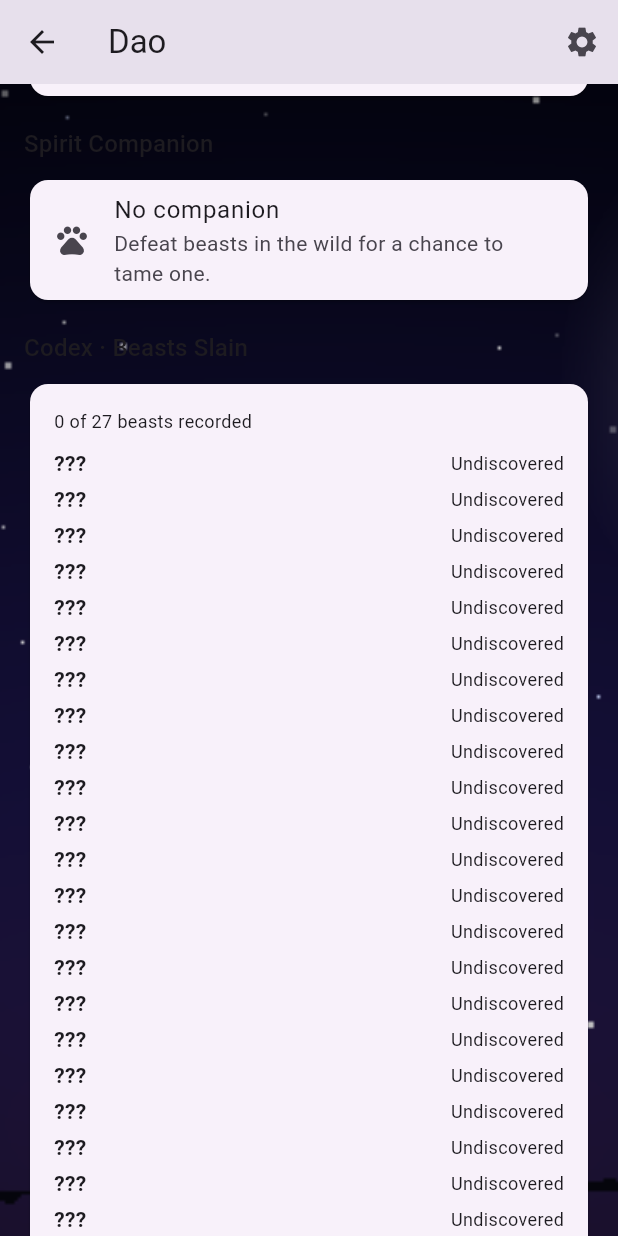
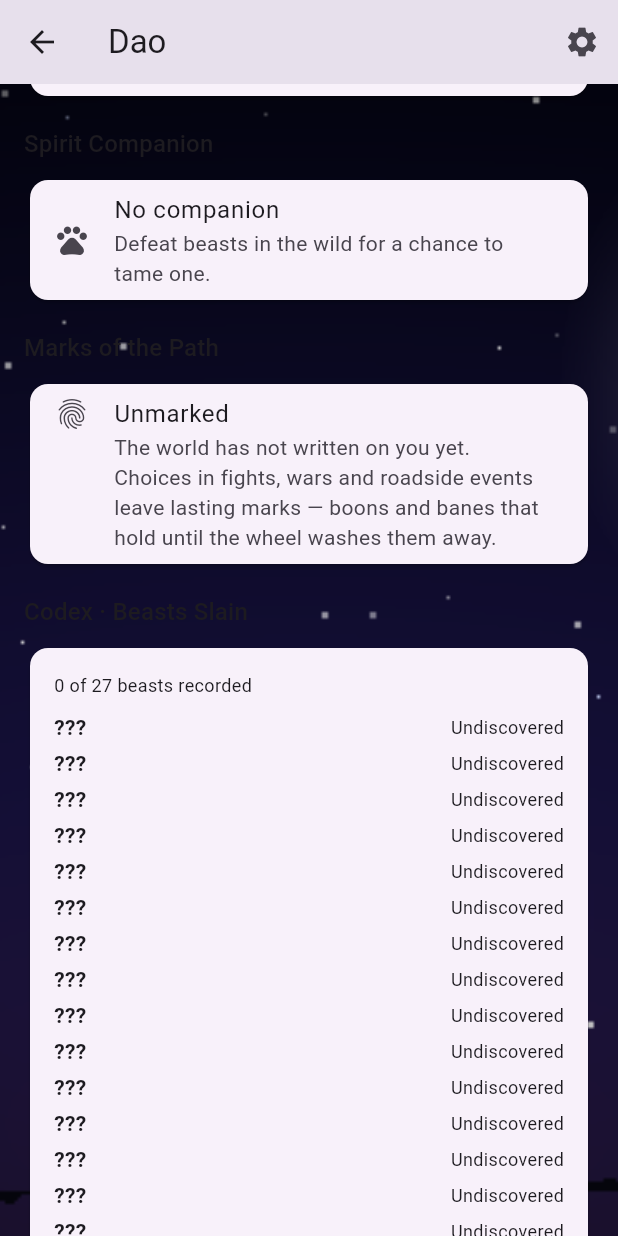
Before and after one commit to KingMavin/new, a Flutter app: the DaoScreen screen opened directly with empty values, scrolled down 2304 dp, on a phone screen of 412 x 824 dp. Run offline on Flutter 3.47's test engine with Material 3 defaults, Android fonts, the phone set to English and light mode, and no system bars; our stand-ins replace audioplayers, shared_preferences; accounts and stored records are empty.

Commit message:
Phase 21: marks of the path - lasting consequences for every decisive choice (near-death triumphs, tournament/war/hunt defeats, event gambles), dao-screen mark codex, seventh hidden ending The Unbowed, Marked Soul deed; save schema v14
Co-authored-by: KingMavin <KingMavin@users.noreply.github.com>

```diff
--- a/lib/game/engine/achievements_engine.dart
+++ b/lib/game/engine/achievements_engine.dart
@@ -163,8 +163,14 @@ class AchievementsEngine {
     Achievement(
       id: 'six_paths',
       title: 'Six Paths Walked',
-      description: 'Reach all six endings.',
+      description: 'Reach 6 different endings.',
       check: (s) => s.achievedEndings.length >= 6,
+    ),
+    Achievement(
+      id: 'marked_soul',
+      title: 'Marked Soul',
+      description: 'Carry 3 lasting marks of the path at once.',
+      check: (s) => s.consequences.length >= 3,
     ),
     Achievement(
       id: 'patron_legend',
--- a/lib/game/engine/combat_engine.dart
+++ b/lib/game/engine/combat_engine.dart
@@ -1,4 +1,5 @@
 import 'dart:math';
+import 'package:immortal_path/game/engine/consequence_engine.dart';
 
 import 'package:immortal_path/game/engine/boost_engine.dart';
 import 'package:immortal_path/game/engine/mastery_engine.dart';
@@ -79,7 +80,8 @@ class CombatEngine {
             RaceEngine.attackMultiplier(state) *
             (1.0 + StoryEngine.attackBonus(state)) *
             (1.0 + PowerEngine.attackBonus(state)) *
-            (1.0 + MasteryEngine.bonus(state)) +
+            (1.0 + MasteryEngine.bonus(state)) *
+            ConsequenceEngine.attackFactor(state) +
         (state.weapon?.power ?? 0) +
         (state.amulet?.power ?? 0) * 0.5;
   }
@@ -92,7 +94,8 @@ class CombatEngine {
             technique.defenseMultiplier *
             (1.0 + SoulEngine.defenseBonus(state)) *
             RaceEngine.defenseMultiplier(state) *
-            (1.0 + PowerEngine.defenseBonus(state)) +
+            (1.0 + PowerEngine.defenseBonus(state)) *
+            ConsequenceEngine.defenseFactor(state) +
         (state.armor?.power ?? 0) +
         (state.amulet?.power ?? 0) * 0.5;
   }
@@ -105,8 +108,8 @@ class CombatEngine {
         technique.hpMultiplier *
         (1.0 + SoulEngine.hpBonus(state)) *
         RaceEngine.hpMultiplier(state) *
-        (1.0 + PowerEngine.hpBonus(state));
-  }
+        (1.0 + PowerEngine.hpBonus(state)) *
+        ConsequenceEngine.hpFactor(state);  }
 
   static bool isLocationUnlocked(GameState state, WorldLocation location) {
     if (state.realmIndex < location.requiredRealm) return false;
@@ -133,6 +136,7 @@ class CombatEngine {
         (1.0 + StoryEngine.stoneBonus(state)) *
         (1.0 + PowerEngine.stoneBonus(state)) *
         (1.0 + SectEngine.lootStonesBonus(state)) *
+        ConsequenceEngine.stonesFactor(state) *
         BoostEngine.multiplierFor(state, 'stones');
     var herbs = 0;
     var cores = 0;
--- /dev/null
+++ b/lib/game/engine/consequence_engine.dart
@@ -0,0 +1,54 @@
+import 'package:immortal_path/game/models/consequence.dart';
+import 'package:immortal_path/game/models/game_state.dart';
+
+class ConsequenceEngine {
+  static bool has(GameState state, String id) =>
+      state.consequences.contains(id);
+
+  static double _fold(
+    GameState state,
+    double Function(GameConsequence) pick,
+  ) {
+    var out = 1.0;
+    for (final id in state.consequences) {
+      final consequence = ConsequenceCatalog.byId(id);
+      if (consequence != null) out *= pick(consequence);
+    }
+    return out;
+  }
+
+  static double attackFactor(GameState state) =>
+      _fold(state, (c) => c.attackMul);
+
+  static double defenseFactor(GameState state) =>
+      _fold(state, (c) => c.defenseMul);
+
+  static double hpFactor(GameState state) => _fold(state, (c) => c.hpMul);
+
+  static double qiFactor(GameState state) => _fold(state, (c) => c.qiMul);
+
+  static double stonesFactor(GameState state) =>
+      _fold(state, (c) => c.stonesMul);
+
+  static int count(GameState state) => state.consequences.length;
+
+  static GameConsequence? byId(String id) => ConsequenceCatalog.byId(id);
+
+  static GameState? grant(
+    GameState state,
+    String id,
+    List<String> journalLines,
+  ) {
+    if (has(state, id)) return null;
+    final consequence = ConsequenceCatalog.byId(id);
+    if (consequence == null) return null;
+    journalLines.add(
+      consequence.boon
+          ? 'Mark earned \u2014 ${consequence.title}: ${consequence.description}'
+          : 'Mark scarred \u2014 ${consequence.title}: ${consequence.description}',
+    );
+    return state.copyWith(
+      consequences: [...state.consequences, consequence.id],
+    );
+  }
+}
--- a/lib/game/engine/cultivation_engine.dart
+++ b/lib/game/engine/cultivation_engine.dart
@@ -1,4 +1,5 @@
 import 'dart:math';
+import 'package:immortal_path/game/engine/consequence_engine.dart';
 
 import 'package:immortal_path/game/engine/boost_engine.dart';
 import 'package:immortal_path/game/engine/power_engine.dart';
@@ -65,7 +66,8 @@ class CultivationEngine {
         RaceEngine.qiMultiplier(state) *
         (1.0 + PowerEngine.qiBonus(state)) *
         (1.0 + ReputationEngine.standingBonus(state)) *
-        BoostEngine.multiplierFor(state, 'qi');
+        BoostEngine.multiplierFor(state, 'qi') *
+        ConsequenceEngine.qiFactor(state);
   }
 
   static double qiToNextStage(GameState state) =>
--- a/lib/game/engine/ending_engine.dart
+++ b/lib/game/engine/ending_engine.dart
@@ -78,6 +78,19 @@ class EndingEngine {
           'know what chose to stay.',
     ),
     GameEnding(
+      id: 'hidden_scars',
+      title: 'The Unbowed',
+      hidden: true,
+      epilogue:
+          'You came to the gate carrying every mark the road gave you \u2014 '
+          'the scars, the whispers, the withered palm folded into your '
+          'sleeve. Heaven looks at the ledger of your life and finds it '
+          'stained and glorious all the way down. You are not admitted to '
+          'the celestial rolls; they are not clean enough. You are welcomed '
+          'beyond them instead, as the first of a new register: the unbowed, '
+          'who climbed exactly as wounded as they were.',
+    ),
+    GameEnding(
       id: 'hidden_wheel',
       title: 'The Wheel Unbound',
       hidden: true,
@@ -106,11 +119,13 @@ class EndingEngine {
     required int battlesLost,
     required List<String> storyFlags,
     required Map<String, int> pathPoints,
+    required int lastingMarks,
   }) {
     if (!ascended) return null;
     if (tribulationsFailed >= 3) return 'hidden_ninth';
     if (storyFlags.contains('gave_everything')) return 'hidden_nameless';
     if (reincarnations >= 3 && battlesLost == 0) return 'hidden_wheel';
+    if (lastingMarks >= 3) return 'hidden_scars';
     String? best;
     var bestValue = 0;
     for (final entry in pathPoints.entries) {
@@ -129,5 +144,6 @@ class EndingEngine {
         battlesLost: state.battlesLost,
         storyFlags: state.storyFlags,
         pathPoints: state.pathPoints,
+        lastingMarks: state.consequences.length,
       );
 }
--- a/lib/game/engine/soul_engine.dart
+++ b/lib/game/engine/soul_engine.dart
@@ -105,6 +105,7 @@ class SoulEngine {
       sectTasks: const [],
       sectBetrayed: const [],
       sectRankAchieved: 0,
+      consequences: const [],
       disciples: const [],
       missionLog: const [],
       bestiary: state.bestiary,
--- /dev/null
+++ b/lib/game/models/consequence.dart
@@ -0,0 +1,128 @@
+/// Lasting marks the world leaves on a cultivator — earned or scarred on by
+/// the choices made in tournaments, wars, hunts and roadside events. Marks
+/// bound to a life are washed away only by the wheel of reincarnation.
+class GameConsequence {
+  final String id;
+  final String title;
+  final String description;
+  final bool boon;
+  final double attackMul;
+  final double defenseMul;
+  final double hpMul;
+  final double qiMul;
+  final double stonesMul;
+
+  const GameConsequence({
+    required this.id,
+    required this.title,
+    required this.description,
+    required this.boon,
+    this.attackMul = 1.0,
+    this.defenseMul = 1.0,
+    this.hpMul = 1.0,
+    this.qiMul = 1.0,
+    this.stonesMul = 1.0,
+  });
+}
+
+class ConsequenceCatalog {
+  static const iron_will = GameConsequence(
+    id: 'iron_will',
+    title: 'Iron Will',
+    description:
+        'You struck back from the edge of death, and something in you set '
+        'like tempered steel. The crowd tells of it still.',
+    boon: true,
+    attackMul: 1.05,
+    defenseMul: 1.05,
+  );
+
+  static const stormtouched = GameConsequence(
+    id: 'stormtouched',
+    title: 'Stormtouched',
+    description:
+        'You trained where the bolts fall, and your meridians took the '
+        'thunder into their grain. Rain means practice now.',
+    boon: true,
+    qiMul: 1.08,
+  );
+
+  static const dragons_blood = GameConsequence(
+    id: 'dragons_blood',
+    title: 'Dragon\u2019s Blood',
+    description:
+        'The scale you pried loose drinks itself into your marrow. Your '
+        'body remembers being something enormous.',
+    boon: true,
+    hpMul: 1.05,
+    attackMul: 1.05,
+  );
+
+  static const scarred = GameConsequence(
+    id: 'scarred',
+    title: 'Scarred',
+    description:
+        'The beast that beat you left its signature in your flesh. Your '
+        'lung holds less storm than it did.',
+    boon: false,
+    hpMul: 0.90,
+  );
+
+  static const humiliated = GameConsequence(
+    id: 'humiliated',
+    title: 'Humiliated',
+    description:
+        'A whole arena watched them put you down, and the whispers follow '
+        'you through the market stalls.',
+    boon: false,
+    qiMul: 0.97,
+  );
+
+  static const cursed_wounds = GameConsequence(
+    id: 'cursed_wounds',
+    title: 'Cursed Wounds',
+    description:
+        'War-born injuries refuse to close cleanly; old spears remember '
+        'where to find you.',
+    boon: false,
+    defenseMul: 0.92,
+  );
+
+  static const frightened = GameConsequence(
+    id: 'frightened',
+    title: 'Thunder-Shy',
+    description:
+        'The lightning caught you once and your qi flinches at the sound '
+        'of distant thunder ever since.',
+    boon: false,
+    qiMul: 0.94,
+  );
+
+  static const withered_palm = GameConsequence(
+    id: 'withered_palm',
+    title: 'Withered Palm',
+    description:
+        'The dragon scale bit back through your palm, and one hand never '
+        'fully closes again.',
+    boon: false,
+    attackMul: 0.94,
+  );
+
+  static const List<GameConsequence> all = [
+    iron_will,
+    stormtouched,
+    dragons_blood,
+    scarred,
+    humiliated,
+    cursed_wounds,
+    frightened,
+    withered_palm,
+  ];
+
+  static GameConsequence? byId(String id) {
+    for (final consequence in all) {
+      if (consequence.id == id) return consequence;
+    }
+    return null;
+  }
+}
--- a/lib/game/models/game_state.dart
+++ b/lib/game/models/game_state.dart
@@ -3,6 +3,7 @@ import 'disciple.dart';
 import 'equipment.dart';
 import 'journal.dart';
 import 'sect_task.dart';
+import 'consequence.dart';
 import 'monetization.dart';
 import 'realm_ladder.dart';
 
@@ -86,6 +87,7 @@ class GameState {
   final List<ActiveTask> sectTasks;
   final List<String> sectBetrayed;
   final int sectRankAchieved;
+  final List<String> consequences;
 
   const GameState({
     required this.realmIndex,
@@ -165,6 +167,7 @@ class GameState {
     this.sectTasks = const [],
     this.sectBetrayed = const [],
     this.sectRankAchieved = 0,
+    this.consequences = const [],
   });
 
   factory GameState.initial() => GameState(
@@ -296,6 +299,7 @@ class GameState {
     List<ActiveTask>? sectTasks,
     List<String>? sectBetrayed,
     int? sectRankAchieved,
+    List<String>? consequences,
   }) {
     return GameState(
       realmIndex: realmIndex ?? this.realmIndex,
@@ -393,11 +397,12 @@ class GameState {
       sectTasks: sectTasks ?? this.sectTasks,
       sectBetrayed: sectBetrayed ?? this.sectBetrayed,
       sectRankAchieved: sectRankAchieved ?? this.sectRankAchieved,
+      consequences: consequences ?? this.consequences,
     );
   }
 
   Map<String, dynamic> toJson() => {
-        'version': 13,
+        'version': 14,
         'realmIndex': realmIndex,
         'stageIndex': stageIndex,
         'qi': qi,
@@ -475,6 +480,7 @@ class GameState {
         'sectTasks': sectTasks.map((task) => task.toJson()).toList(),
         'sectBetrayed': sectBetrayed,
         'sectRankAchieved': sectRankAchieved,
+        'consequences': consequences,
       };
 
   factory GameState.fromJson(Map<String, dynamic> json) => GameState(
@@ -625,5 +631,8 @@ class GameState {
             .map((id) => id as String)
             .toList(),
         sectRankAchieved: json['sectRankAchieved'] as int? ?? 0,
+        consequences: (json['consequences'] as List<dynamic>? ?? const [])
+            .map((id) => id as String)
+            .toList(),
       );
 }
--- a/lib/ui/screens/dao_screen.dart
+++ b/lib/ui/screens/dao_screen.dart
@@ -8,6 +8,7 @@ import 'package:immortal_path/game/models/companion.dart';
 import 'package:immortal_path/game/models/power.dart';
 import 'package:immortal_path/game/models/sect.dart';
 import 'package:immortal_path/game/models/game_state.dart';
+import 'package:immortal_path/game/models/consequence.dart';
 import 'package:immortal_path/game/models/soul_upgrade.dart';
 import 'package:immortal_path/game/models/technique.dart';
 import 'package:immortal_path/game/models/world_location.dart';
@@ -164,6 +165,13 @@ class DaoScreen extends StatelessWidget {
                       ),
                     ),
                   ),
+                const SizedBox(height: 16),
+                Text(
+                  'Marks of the Path',
+                  style: Theme.of(context).textTheme.titleMedium,
+                ),
+                const SizedBox(height: 8),
+                _MarksCard(state: state),
                 const SizedBox(height: 16),
                 Text(
                   'Codex \u00b7 Beasts Slain',
@@ -364,6 +372,51 @@ class _PowerCard extends StatelessWidget {
         ),
         isThreeLine: true,
         trailing: discovered ? const Chip(label: Text('Ingrained')) : null,
+      ),
+    );
+  }
+}
+
+class _MarksCard extends StatelessWidget {
+  final GameState state;
+
+  const _MarksCard({required this.state});
+
+  @override
+  Widget build(BuildContext context) {
+    final marks = [
+      for (final id in state.consequences) ConsequenceCatalog.byId(id),
+    ].whereType<GameConsequence>().toList();
+    if (marks.isEmpty) {
+      return const Card(
+        child: ListTile(
+          leading: Icon(Icons.fingerprint),
+          title: Text('Unmarked'),
+          subtitle: Text(
+            'The world has not written on you yet. Choices in fights, wars '
+            'and roadside events leave lasting marks \u2014 boons and banes '
+            'that hold until the wheel washes them away.',
+          ),
+          isThreeLine: true,
+        ),
+      );
+    }
+    return Card(
+      child: Column(
+        children: [
+          for (final mark in marks)
+            ListTile(
+              leading: Icon(
+                mark.boon ? Icons.auto_awesome : Icons.healing,
+                color: mark.boon
+                    ? Theme.of(context).colorScheme.primary
+                    : Theme.of(context).colorScheme.error,
+              ),
+              title: Text('${mark.title} \u00b7 ${mark.boon ? 'boon' : 'bane'}'),
+              subtitle: Text(mark.description),
+              isThreeLine: true,
+            ),
+        ],
       ),
     );
   }
--- a/lib/ui/screens/event_dialog.dart
+++ b/lib/ui/screens/event_dialog.dart
@@ -57,6 +57,14 @@ class EventDialog extends StatelessWidget {
     }
     if (choice.raceChangeTo != null) {
       parts.add('reforges your bloodline');
+    }
+    if (choice.consequenceId != null &&
+        !state.consequences.contains(choice.consequenceId)) {
+      parts.add('success marks you forever');
+    }
+    if (choice.failConsequenceId != null &&
+        !state.consequences.contains(choice.failConsequenceId)) {
+      parts.add('failure scars you forever');
     }
     if (parts.isEmpty) return 'a freely given kindness';
     return parts.join(' \u00b7 ');
--- a/lib/ui/screens/settings_screen.dart
+++ b/lib/ui/screens/settings_screen.dart
@@ -140,7 +140,7 @@ class _SettingsScreenState extends State<SettingsScreen> {
               title: Text('Immortal Path'),
               subtitle: Text(
                 'A single-player idle cultivation RPG. Nine realms, three '
-                'peoples, three paths, six endings. The wheel turns.',
+                'peoples, three paths, seven endings. The wheel turns.',
               ),
             ),
           ),
@@ -149,7 +149,7 @@ class _SettingsScreenState extends State<SettingsScreen> {
           const SizedBox(height: 8),
           const Center(
             child: Text(
-              'Version 0.19.1 \u2014 the mortal becomes immortal',
+              'Version 0.20.0 \u2014 the mortal becomes immortal',
               style: TextStyle(fontSize: 12),
             ),
           ),
--- a/pubspec.yaml
+++ b/pubspec.yaml
@@ -1,7 +1,7 @@
 name: immortal_path
 description: A single-player idle cultivation RPG inspired by xianxia mythology.
 publish_to: "none"
-version: 0.19.1
+version: 0.20.0
 
 environment:
   sdk: ^3.5.0
```
Also changed, not shown: lib/game/engine/event_engine.dart (+39 -0 lines), lib/state/game_controller.dart (+89 -15 lines), 5 other files.
